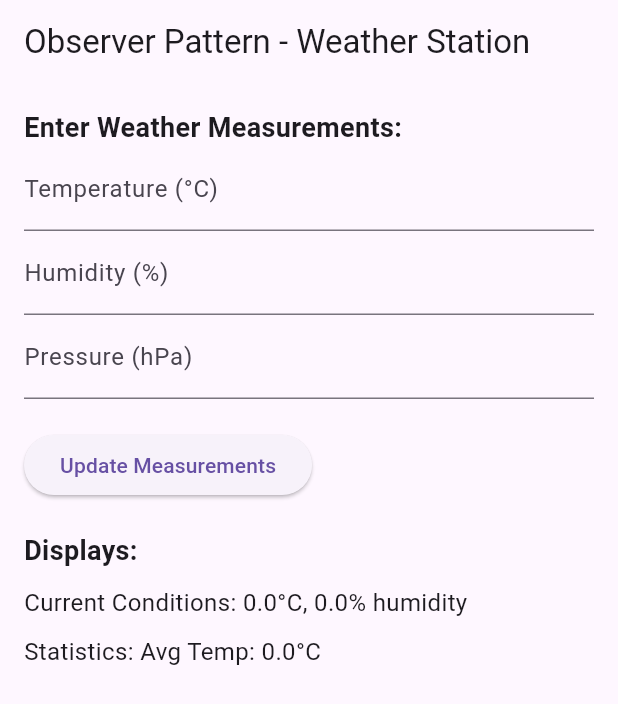
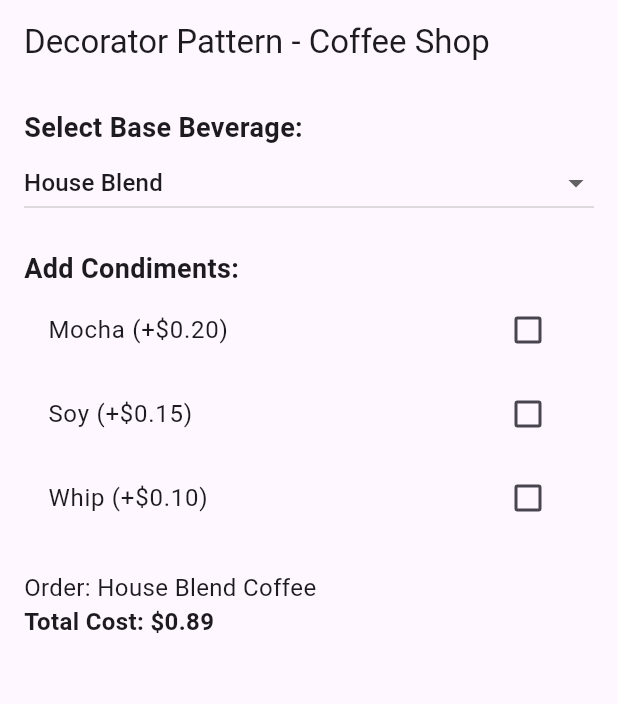
Before and after one commit to Alyaatalaat28/Flutter-Design-Patterns, a Flutter app: the screen it shows after launch, on a phone screen of 412 x 824 dp. Shown: the top 704 px of the screen. Run offline on Flutter 3.47's test engine with Material 3 defaults, Android fonts, the phone set to English and light mode, and no system bars.

Commit message:
Implement Decorator Pattern for Coffee Shop with Beverage and Condiment classes

```diff
--- a/lib/main.dart
+++ b/lib/main.dart
@@ -1,5 +1,5 @@
 import 'package:flutter/material.dart';
-import 'package:flutter_design_patterns/patterns/observer/weather_screen.dart';
+import 'package:flutter_design_patterns/patterns/decorator/coffee_screen.dart';
 
 void main() {
   runApp(const MyApp());
@@ -18,7 +18,7 @@
         visualDensity: VisualDensity.adaptivePlatformDensity,
       ),
       title: 'Flutter Design Patterns',
-      home: WeatherScreen(),
+      home: CoffeeScreen(),
     );
   }
 }
--- /dev/null
+++ b/lib/patterns/decorator/beverage.dart
@@ -0,0 +1,17 @@
+// Abstract Beverage class
+abstract class Beverage {
+  String description = "Unknown Beverage";
+
+  String getDescription();
+  double cost();
+}
+
+// Abstract Decorator class
+abstract class CondimentDecorator extends Beverage {
+  Beverage beverage;
+
+  CondimentDecorator(this.beverage);
+
+  @override
+  String getDescription();
+}
--- /dev/null
+++ b/lib/patterns/decorator/beverages.dart
@@ -0,0 +1,40 @@
+import 'beverage.dart';
+
+// Concrete Beverage: Espresso
+class Espresso extends Beverage {
+  Espresso() {
+    description = "Espresso";
+  }
+
+  @override
+  String getDescription() => description;
+
+  @override
+  double cost() => 1.99;
+}
+
+// Concrete Beverage: DarkRoast
+class DarkRoast extends Beverage {
+  DarkRoast() {
+    description = "Dark Roast Coffee";
+  }
+
+  @override
+  String getDescription() => description;
+
+  @override
+  double cost() => 0.99;
+}
+
+// Concrete Beverage: HouseBlend
+class HouseBlend extends Beverage {
+  HouseBlend() {
+    description = "House Blend Coffee";
+  }
+
+  @override
+  String getDescription() => description;
+
+  @override
+  double cost() => 0.89;
+}
--- /dev/null
+++ b/lib/patterns/decorator/coffee_screen.dart
@@ -0,0 +1,122 @@
+import 'package:flutter/material.dart';
+import 'beverage.dart';
+import 'beverages.dart';
+import 'condiments.dart';
+
+class CoffeeScreen extends StatefulWidget {
+  const CoffeeScreen({Key? key}) : super(key: key);
+
+  @override
+  _CoffeeScreenState createState() => _CoffeeScreenState();
+}
+
+class _CoffeeScreenState extends State<CoffeeScreen> {
+  // List of available beverages for the dropdown
+  final List<String> _beverageTypes = ['House Blend', 'Dark Roast', 'Espresso'];
+  String _selectedBeverage = 'House Blend'; // Initial selection
+  bool _mocha = false;
+  bool _soy = false;
+  bool _whip = false;
+
+  // Build the beverage with selected condiments
+  Beverage _buildBeverage() {
+    Beverage beverage;
+    switch (_selectedBeverage) {
+      case 'Espresso':
+        beverage = Espresso();
+        break;
+      case 'Dark Roast':
+        beverage = DarkRoast();
+        break;
+      case 'House Blend':
+      default:
+        beverage = HouseBlend();
+        break;
+    }
+    if (_mocha) beverage = Mocha(beverage);
+    if (_soy) beverage = Soy(beverage);
+    if (_whip) beverage = Whip(beverage);
+    return beverage;
+  }
+
+  // Update the UI when selections change
+  void _updateBeverage(String? value) {
+    if (value != null) {
+      setState(() {
+        _selectedBeverage = value;
+      });
+    }
+  }
+
+  @override
+  Widget build(BuildContext context) {
+    final currentBeverage = _buildBeverage();
+    return Scaffold(
+      appBar: AppBar(title: const Text('Decorator Pattern - Coffee Shop')),
+      body: Padding(
+        padding: const EdgeInsets.all(16.0),
+        child: Column(
+          crossAxisAlignment: CrossAxisAlignment.start,
+          children: [
+            const Text(
+              'Select Base Beverage:',
+              style: TextStyle(fontSize: 18, fontWeight: FontWeight.bold),
+            ),
+            DropdownButton<String>(
+              isExpanded: true,
+              value: _selectedBeverage,
+              items: _beverageTypes
+                  .map((String beverage) => DropdownMenuItem<String>(
+                        value: beverage,
+                        child: Text(beverage),
+                      ))
+                  .toList(),
+              onChanged: _updateBeverage,
+            ),
+            const SizedBox(height: 20),
+            const Text(
+              'Add Condiments:',
+              style: TextStyle(fontSize: 18, fontWeight: FontWeight.bold),
+            ),
+            CheckboxListTile(
+              title: const Text('Mocha (+\$0.20)'),
+              value: _mocha,
+              onChanged: (bool? value) {
+                setState(() {
+                  _mocha = value ?? false;
+                });
+              },
+            ),
+            CheckboxListTile(
+              title: const Text('Soy (+\$0.15)'),
+              value: _soy,
+              onChanged: (bool? value) {
+                setState(() {
+                  _soy = value ?? false;
+                });
+              },
+            ),
+            CheckboxListTile(
+              title: const Text('Whip (+\$0.10)'),
+              value: _whip,
+              onChanged: (bool? value) {
+                setState(() {
+                  _whip = value ?? false;
+                });
+              },
+            ),
+            const SizedBox(height: 20),
+            Text(
+              'Order: ${currentBeverage.getDescription()}',
+              style: const TextStyle(fontSize: 16),
+            ),
+            Text(
+              'Total Cost: \$${currentBeverage.cost().toStringAsFixed(2)}',
+              style: const TextStyle(fontSize: 16, fontWeight: FontWeight.bold),
+            ),
+          ],
+        ),
+      ),
+    );
+  }
+}
--- /dev/null
+++ b/lib/patterns/decorator/condiments.dart
@@ -0,0 +1,34 @@
+import 'beverage.dart';
+
+// Mocha Decorator
+class Mocha extends CondimentDecorator {
+  Mocha(Beverage beverage) : super(beverage);
+
+  @override
+  String getDescription() => "${beverage.getDescription()}, Mocha";
+
+  @override
+  double cost() => beverage.cost() + 0.20;
+}
+
+// Soy Decorator
+class Soy extends CondimentDecorator {
+  Soy(Beverage beverage) : super(beverage);
+
+  @override
+  String getDescription() => "${beverage.getDescription()}, Soy";
+
+  @override
+  double cost() => beverage.cost() + 0.15;
+}
+
+// Whip Decorator
+class Whip extends CondimentDecorator {
+  Whip(Beverage beverage) : super(beverage);
+
+  @override
+  String getDescription() => "${beverage.getDescription()}, Whip";
+
+  @override
+  double cost() => beverage.cost() + 0.10;
+}
```
